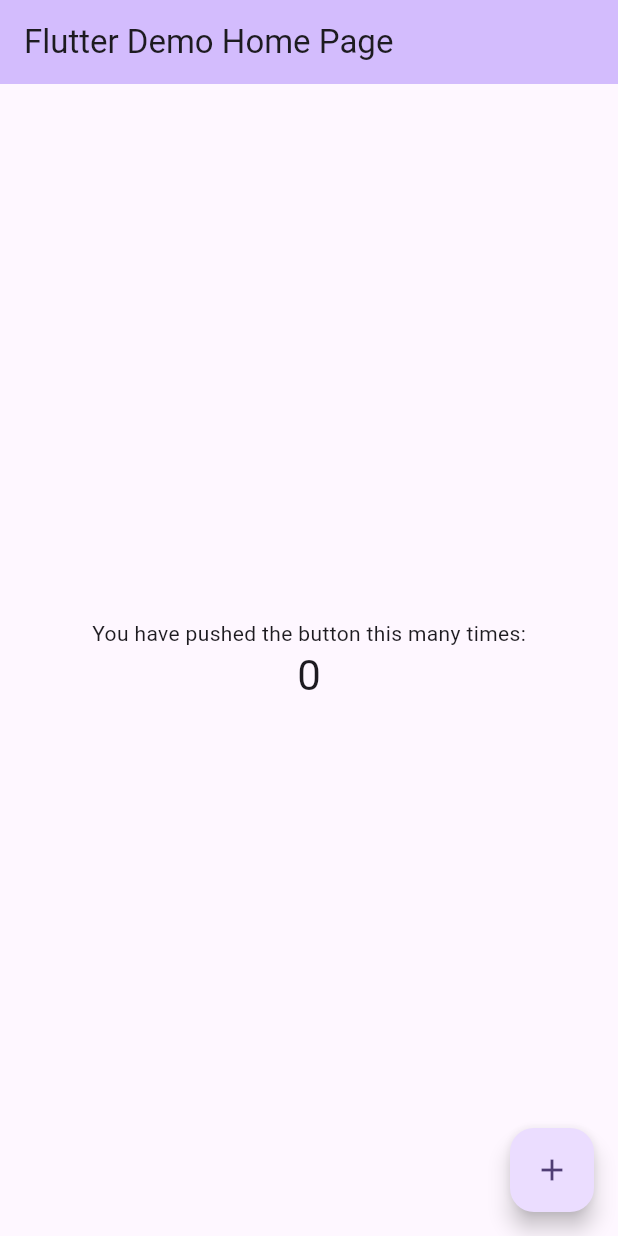
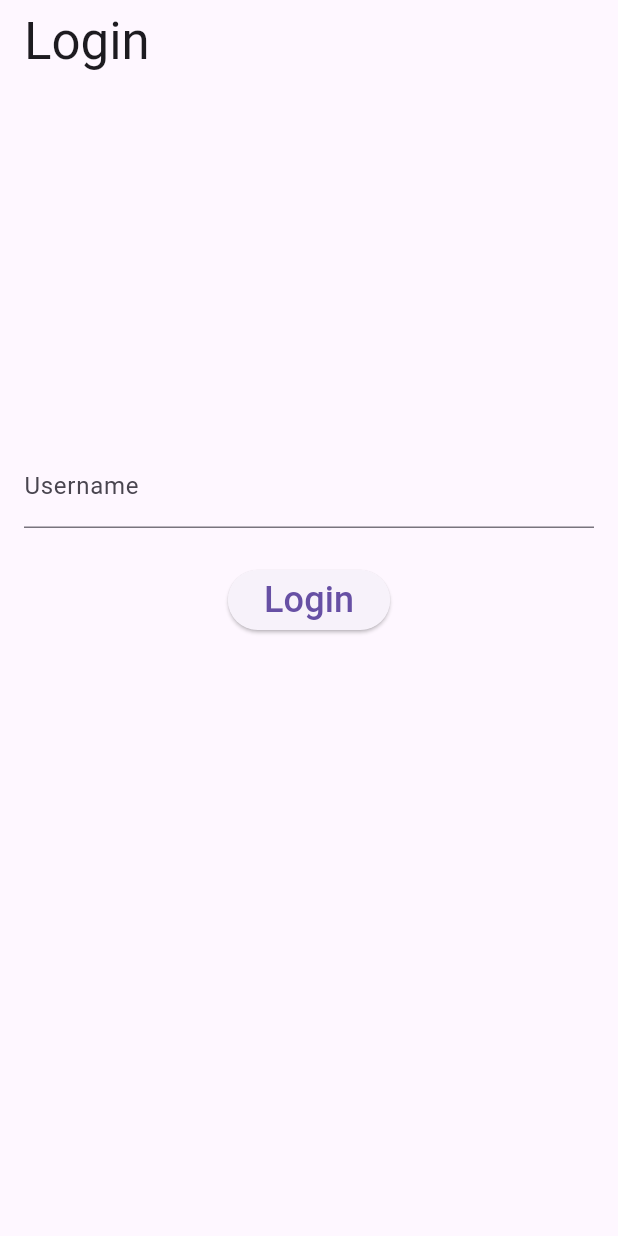
Before and after one commit to Trexmark32/app_pr_viewer, a Flutter app: the screen it shows after launch, on a phone screen of 412 x 824 dp. Run offline on Flutter 3.47's test engine with Material 3 defaults, Android fonts, the phone set to English and light mode, and no system bars; our stand-ins replace flutter_dotenv, shared_preferences, skeletonizer.

Commit message:
Implemented github pr view and dummy login to simulate token storage

```diff
--- /dev/null
+++ b/lib/features/auth/presentation/login_page.dart
@@ -0,0 +1,66 @@
+// login_page.dart
+import 'package:flutter/material.dart';
+import 'package:github_pr_viewer/features/pr/presentation/pages/home_page.dart';
+import 'package:shared_preferences/shared_preferences.dart';
+
+class LoginPage extends StatefulWidget {
+  const LoginPage({super.key});
+
+  @override
+  State<LoginPage> createState() => _LoginPageState();
+}
+
+class _LoginPageState extends State<LoginPage> {
+  final _formKey = GlobalKey<FormState>();
+  final _usernameController = TextEditingController();
+
+  Future<void> _login() async {
+    if (_formKey.currentState!.validate()) {
+      final prefs = await SharedPreferences.getInstance();
+      await prefs.setString('token', 'abc123');
+      Navigator.pushReplacement(
+        context,
+        MaterialPageRoute(
+          builder: (_) => const HomePage(title: 'Github PR Viewer'),
+        ),
+      );
+    }
+  }
+
+  @override
+  Widget build(BuildContext context) {
+    return Scaffold(
+      appBar: AppBar(
+        title: const Text('Login', style: TextStyle(fontSize: 34)),
+      ),
+      body: SingleChildScrollView(
+        child: Padding(
+          padding: const EdgeInsets.only(
+            left: 16,
+            right: 16,
+            top: 240,
+            bottom: 24,
+          ),
+          child: Form(
+            key: _formKey,
+            child: Column(
+              children: [
+                TextFormField(
+                  controller: _usernameController,
+                  decoration: const InputDecoration(labelText: 'Username'),
+                  validator: (val) =>
+                      val == null || val.isEmpty ? 'Required' : null,
+                ),
+                const SizedBox(height: 24),
+                ElevatedButton(
+                  onPressed: _login,
+                  child: const Text('Login', style: TextStyle(fontSize: 24)),
+                ),
+              ],
+            ),
+          ),
+        ),
+      ),
+    );
+  }
+}
--- a/lib/main.dart
+++ b/lib/main.dart
@@ -1,122 +1,33 @@
 import 'package:flutter/material.dart';
+import 'package:flutter_dotenv/flutter_dotenv.dart';
+import 'package:github_pr_viewer/features/auth/presentation/login_page.dart';
+import 'package:github_pr_viewer/features/pr/presentation/pages/home_page.dart';
+import 'package:shared_preferences/shared_preferences.dart';
+import 'package:skeletonizer/skeletonizer.dart';
 
-void main() {
-  runApp(const MyApp());
+void main() async {
+  WidgetsFlutterBinding.ensureInitialized();
+  await dotenv.load(fileName: ".env");
+  final prefs = await SharedPreferences.getInstance();
+  final token = prefs.getString('token');
+  runApp(MyApp(isLoggedIn: token != null));
 }
 
 class MyApp extends StatelessWidget {
-  const MyApp({super.key});
+  final bool isLoggedIn;
+  const MyApp({super.key, required this.isLoggedIn});
 
-  // This widget is the root of your application.
   @override
   Widget build(BuildContext context) {
     return MaterialApp(
-      title: 'Flutter Demo',
-      theme: ThemeData(
-        // This is the theme of your application.
-        //
-        // TRY THIS: Try running your application with "flutter run". You'll see
-        // the application has a purple toolbar. Then, without quitting the app,
-        // try changing the seedColor in the colorScheme below to Colors.green
-        // and then invoke "hot reload" (save your changes or press the "hot
-        // reload" button in a Flutter-supported IDE, or press "r" if you used
-        // the command line to start the app).
-        //
-        // Notice that the counter didn't reset back to zero; the application
-        // state is not lost during the reload. To reset the state, use hot
-        // restart instead.
-        //
-        // This works for code too, not just values: Most code changes can be
-        // tested with just a hot reload.
-        colorScheme: ColorScheme.fromSeed(seedColor: Colors.deepPurple),
+      title: 'Github PR',
+      debugShowCheckedModeBanner: false,
+      darkTheme: ThemeData.dark().copyWith(
+        extensions: const [SkeletonizerConfigData.dark()],
       ),
-      home: const MyHomePage(title: 'Flutter Demo Home Page'),
+      home: isLoggedIn
+          ? const HomePage(title: 'Github PR Viewer')
+          : const LoginPage(),
     );
   }
 }
-
-class MyHomePage extends StatefulWidget {
-  const MyHomePage({super.key, required this.title});
-
-  // This widget is the home page of your application. It is stateful, meaning
-  // that it has a State object (defined below) that contains fields that affect
-  // how it looks.
-
-  // This class is the configuration for the state. It holds the values (in this
-  // case the title) provided by the parent (in this case the App widget) and
-  // used by the build method of the State. Fields in a Widget subclass are
-  // always marked "final".
-
-  final String title;
-
-  @override
-  State<MyHomePage> createState() => _MyHomePageState();
-}
-
-class _MyHomePageState extends State<MyHomePage> {
-  int _counter = 0;
-
-  void _incrementCounter() {
-    setState(() {
-      // This call to setState tells the Flutter framework that something has
-      // changed in this State, which causes it to rerun the build method below
-      // so that the display can reflect the updated values. If we changed
-      // _counter without calling setState(), then the build method would not be
-      // called again, and so nothing would appear to happen.
-      _counter++;
-    });
-  }
-
-  @override
-  Widget build(BuildContext context) {
-    // This method is rerun every time setState is called, for instance as done
-    // by the _incrementCounter method above.
-    //
-    // The Flutter framework has been optimized to make rerunning build methods
-    // fast, so that you can just rebuild anything that needs updating rather
-    // than having to individually change instances of widgets.
-    return Scaffold(
-      appBar: AppBar(
-        // TRY THIS: Try changing the color here to a specific color (to
-        // Colors.amber, perhaps?) and trigger a hot reload to see the AppBar
-        // change color while the other colors stay the same.
-        backgroundColor: Theme.of(context).colorScheme.inversePrimary,
-        // Here we take the value from the MyHomePage object that was created by
-        // the App.build method, and use it to set our appbar title.
-        title: Text(widget.title),
-      ),
-      body: Center(
-        // Center is a layout widget. It takes a single child and positions it
-        // in the middle of the parent.
-        child: Column(
-          // Column is also a layout widget. It takes a list of children and
-          // arranges them vertically. By default, it sizes itself to fit its
-          // children horizontally, and tries to be as tall as its parent.
-          //
-          // Column has various properties to control how it sizes itself and
-          // how it positions its children. Here we use mainAxisAlignment to
-          // center the children vertically; the main axis here is the vertical
-          // axis because Columns are vertical (the cross axis would be
-          // horizontal).
-          //
-          // TRY THIS: Invoke "debug painting" (choose the "Toggle Debug Paint"
-          // action in the IDE, or press "p" in the console), to see the
-          // wireframe for each widget.
-          mainAxisAlignment: MainAxisAlignment.center,
-          children: <Widget>[
-            const Text('You have pushed the button this many times:'),
-            Text(
-              '$_counter',
-              style: Theme.of(context).textTheme.headlineMedium,
-            ),
-          ],
-        ),
-      ),
-      floatingActionButton: FloatingActionButton(
-        onPressed: _incrementCounter,
-        tooltip: 'Increment',
-        child: const Icon(Icons.add),
-      ), // This trailing comma makes auto-formatting nicer for build methods.
-    );
-  }
-}
```
Also changed, not shown: lib/core/constants/const.dart (added, +8 -0 lines), lib/core/utils/date_formator.dart (added, +7 -0 lines), lib/core/utils/json_parser.dart (added, +8 -0 lines), lib/data/models/pr_model.dart (+22 -0 lines), lib/data/services/gihub_service.dart (+25 -11 lines), lib/features/pr/presentation/pages/home_page.dart (added, +208 -0 lines), lib/features/pr/presentation/widgets/pr_card.dart (added, +103 -0 lines), pubspec.yaml (+6 -2 lines), pubspec.lock, 12 other files.
